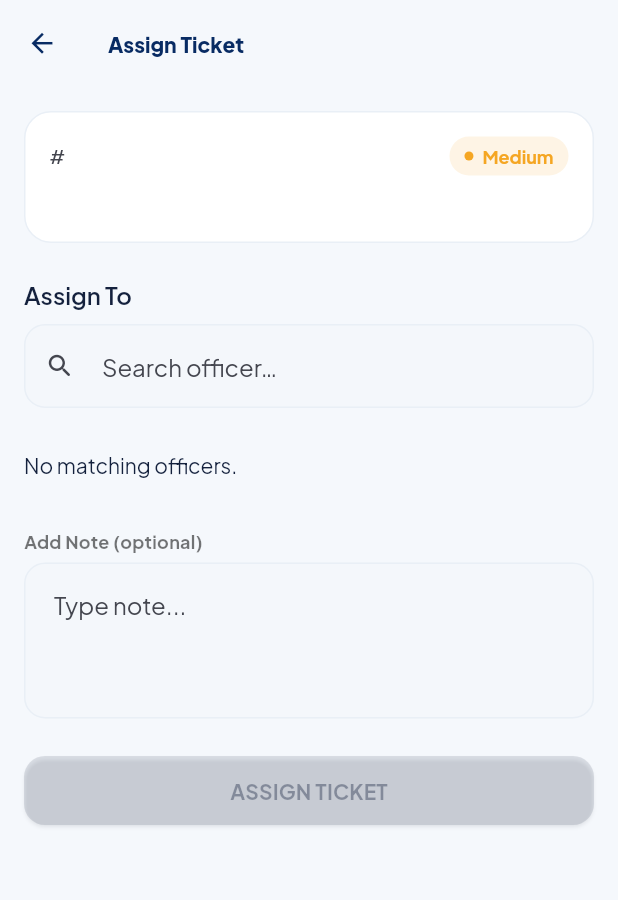
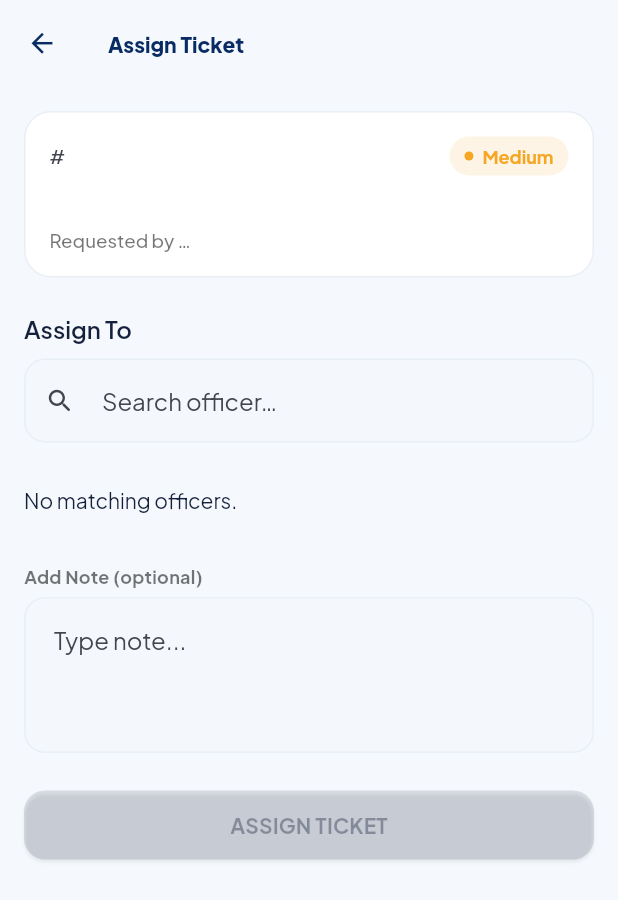
Before and after one commit to DjangoDaveGH/GBMSupport, a Flutter app: the AssignTicketScreen screen opened directly with empty values, on a phone screen of 412 x 824 dp. Shown: the top 900 px of the screen. Run offline on Flutter 3.47's test engine with Material 3 defaults, Android fonts, the phone set to English and light mode, and no system bars; our stand-ins replace cached_network_image, cloud_firestore, cloud_functions, connectivity_plus, file_picker, firebase_auth and 9 more; missing offline and left inert: dart:js_interop; accounts and stored records are empty.

Commit message:
Show ticket requester to back-office roles in desktop UI
Support Coordinators, Functional/Technical Leads, and Admins previously
had no way to see who submitted a ticket when using the desktop UI
(their default surface) - the mobile-only Requested By card never
had a desktop equivalent. Adds it to the desktop ticket detail
sidebar and the assign-ticket summary card.

Co-Authored-By: Claude Sonnet 5 <noreply@anthropic.com>

```diff
--- a/lib/features/tickets/presentation/assign_ticket_screen.dart
+++ b/lib/features/tickets/presentation/assign_ticket_screen.dart
@@ -56,6 +56,12 @@ class _AssignTicketScreenState extends ConsumerState<AssignTicketScreen> {
       if (mounted) {
         ScaffoldMessenger.of(context).showSnackBar(const SnackBar(content: Text('Ticket assigned.')));
         context.pop();
+      }
+    } catch (e) {
+      if (mounted) {
+        ScaffoldMessenger.of(context).showSnackBar(
+          SnackBar(content: Text('Could not assign ticket: $e')),
+        );
       }
     } finally {
       if (mounted) setState(() => _submitting = false);
@@ -183,13 +189,14 @@ class _AssignTicketScreenState extends ConsumerState<AssignTicketScreen> {
   }
 }
 
-class _TicketSummaryCard extends StatelessWidget {
+class _TicketSummaryCard extends ConsumerWidget {
   final Ticket ticket;
 
   const _TicketSummaryCard({required this.ticket});
 
   @override
-  Widget build(BuildContext context) {
+  Widget build(BuildContext context, WidgetRef ref) {
+    final requesterAsync = ref.watch(userByIdProvider(ticket.createdBy));
     return Container(
       padding: const EdgeInsets.all(16),
       decoration: BoxDecoration(
@@ -208,6 +215,11 @@ class _TicketSummaryCard extends StatelessWidget {
           ),
           const SizedBox(height: 6),
           Text(ticket.title, style: Theme.of(context).textTheme.titleMedium),
+          const SizedBox(height: 6),
+          Text(
+            'Requested by ${requesterAsync.valueOrNull?.name ?? '…'}',
+            style: Theme.of(context).textTheme.bodySmall?.copyWith(color: Colors.black54),
+          ),
         ],
       ),
     );
```
Also changed, not shown: lib/features/tickets/presentation/desktop_ticket_detail_screen.dart (+8 -0 lines).
